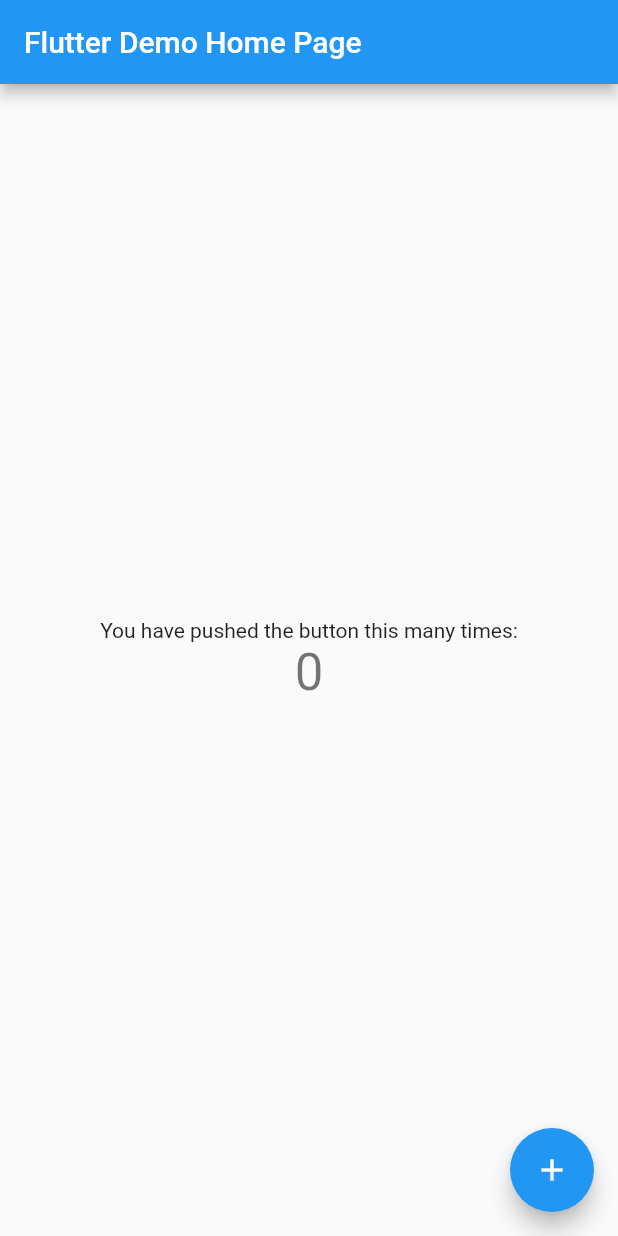
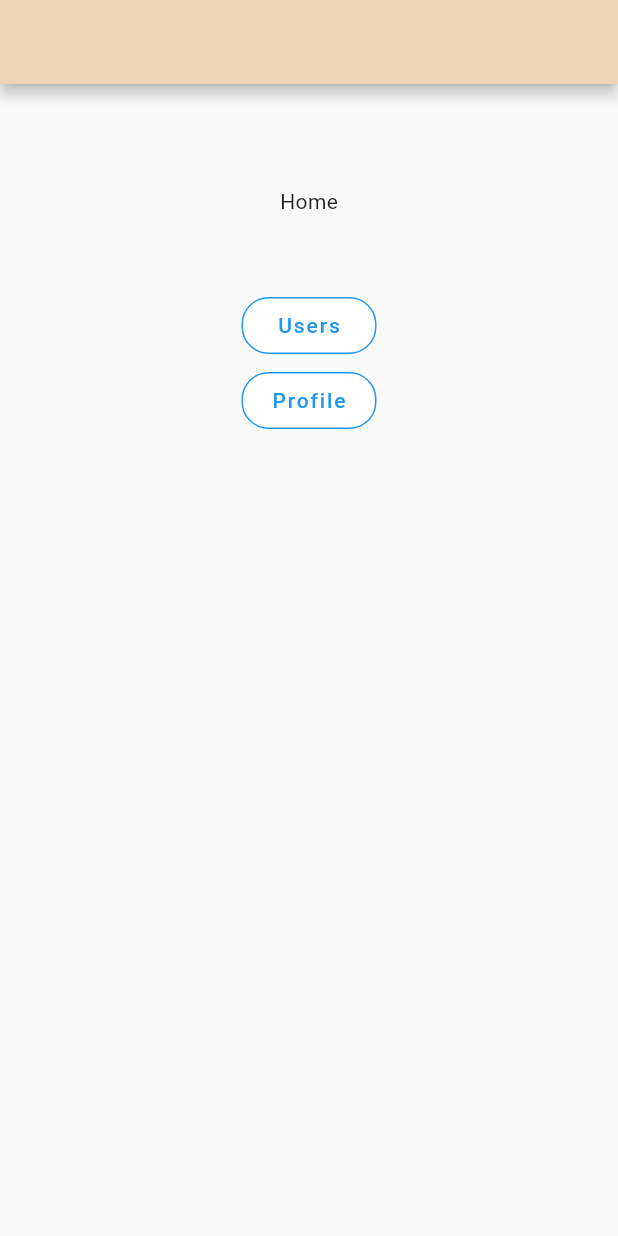
Before and after one commit to lachini/FlutterCourse, a Flutter app: the screen it shows after launch, on a phone screen of 412 x 824 dp. Run offline on Flutter 3.47's test engine with Material 2 defaults, Android fonts, the phone set to English and light mode, and no system bars; our stand-ins replace easy_localization.

Commit message:
Routes generated (#13)
Demo User App

```diff
--- /dev/null
+++ b/demo/assets/langs/de-DE.json
@@ -0,0 +1,6 @@
+{
+    "titles": {
+        "home" : "Home",
+        "first" : "First Screen"
+    }
+}
--- /dev/null
+++ b/demo/assets/langs/en-US.json
@@ -0,0 +1,6 @@
+{
+    "titles": {
+        "home" : "Home",
+        "first" : "First Screen"
+    }
+}
--- /dev/null
+++ b/demo/lib/commons/themes.dart
@@ -0,0 +1,164 @@
+import 'package:flutter/cupertino.dart';
+import 'package:flutter/material.dart';
+
+ThemeData primaryTheme = ThemeData(
+    brightness: Brightness.light,
+    visualDensity: VisualDensity(vertical: 0.5, horizontal: 0.5),
+    primarySwatch: MaterialColor(
+      0xFFF5E0C3,
+      <int, Color>{
+        50: Color(0x1aF5E0C3),
+        100: Color(0xa1F5E0C3),
+        200: Color(0xaaF5E0C3),
+        300: Color(0xafF5E0C3),
+        400: Color(0xffF5E0C3),
+        500: Color(0xffEDD5B3),
+        600: Color(0xffDEC29B),
+        700: Color(0xffC9A87C),
+        800: Color(0xffB28E5E),
+        900: Color(0xff936F3E)
+      },
+    ),
+    primaryColor: Color(0xffEDD5B3),
+    buttonTheme: ButtonThemeData(
+        //button themes
+        ),
+    toggleButtonsTheme: ToggleButtonsThemeData(
+        //toggle button theme
+        ),
+    buttonColor: Color(0xff936F3E),
+    secondaryHeaderColor: Colors.grey,
+    textSelectionColor: Color(0xffB5BFD3),
+    cursorColor: Color(0xff936F3E),
+    textSelectionHandleColor: Color(0xff936F3E),
+    backgroundColor: Color(0xff457BE0),
+    dialogBackgroundColor: Colors.white,
+    indicatorColor: Color(0xff457BE0),
+    hintColor: Colors.grey,
+    errorColor: Colors.red,
+    toggleableActiveColor: Color(0xff6D42CE),
+    textTheme: TextTheme(
+        //text themes that contrast with card and canvas
+        ),
+    primaryTextTheme: TextTheme(
+        //text theme that contrast with primary color
+        ),
+    accentTextTheme: TextTheme(
+        //text theme that contrast with accent Color
+        ),
+    inputDecorationTheme: InputDecorationTheme(
+        // default values for InputDecorator, TextField, and TextFormField
+        ),
+    iconTheme: IconThemeData(
+        //icon themes that contrast with card and canvas
+        ),
+    primaryIconTheme: IconThemeData(
+        //icon themes that contrast primary color
+        ),
+    accentIconTheme: IconThemeData(
+        //icon themes that contrast accent color
+        ),
+    sliderTheme: SliderThemeData(
+        // slider themes
+        ),
+    tabBarTheme: TabBarTheme(
+        // tab bat theme
+        ),
+    tooltipTheme: TooltipThemeData(
+        // tool tip theme
+        ),
+    cardTheme: CardTheme(
+        // card theme
+        ),
+    chipTheme: ChipThemeData(
+        backgroundColor: Color(0xff936F3E),
+        disabledColor: Color(0xaaF5E0C3),
+        shape: StadiumBorder(),
+        brightness: Brightness.light,
+        labelPadding: EdgeInsets.all(8),
+        labelStyle: TextStyle(),
+        padding: EdgeInsets.all(8),
+        secondaryLabelStyle: TextStyle(),
+        secondarySelectedColor: Colors.white38,
+        selectedColor: Colors.white
+        // chip theme
+        ),
+    platform: TargetPlatform.android,
+    materialTapTargetSize: MaterialTapTargetSize.padded,
+    applyElevationOverlayColor: true,
+    pageTransitionsTheme: PageTransitionsTheme(
+        //page transition theme
+        ),
+    appBarTheme: AppBarTheme(
+        //app bar theme
+        ),
+    bottomAppBarTheme: BottomAppBarTheme(
+        // bottom app bar theme
+        ),
+    colorScheme: ColorScheme(
+        primary: Color(0xffEDD5B3),
+        primaryVariant: Color(0x1aF5E0C3),
+        secondary: Color(0xffC9A87C),
+        secondaryVariant: Color(0xaaC9A87C),
+        brightness: Brightness.light,
+        background: Color(0xffB5BFD3),
+        error: Colors.red,
+        onBackground: Color(0xffB5BFD3),
+        onError: Colors.red,
+        onPrimary: Color(0xffEDD5B3),
+        onSecondary: Color(0xffC9A87C),
+        onSurface: Color(0xff457BE0),
+        surface: Color(0xff457BE0)),
+    snackBarTheme: SnackBarThemeData(
+        // snack bar theme
+        ),
+    dialogTheme: DialogTheme(
+        // dialog theme
+        ),
+    floatingActionButtonTheme: FloatingActionButtonThemeData(
+        // floating action button theme
+        ),
+    navigationRailTheme: NavigationRailThemeData(
+        // navigation rail theme
+        ),
+    typography: Typography.material2018(),
+    cupertinoOverrideTheme: CupertinoThemeData(
+        //cupertino theme
+        ),
+    bottomSheetTheme: BottomSheetThemeData(
+        //bottom sheet theme
+        ),
+    popupMenuTheme: PopupMenuThemeData(
+        //pop menu theme
+        ),
+    bannerTheme: MaterialBannerThemeData(
+        // material banner theme
+        ),
+    dividerTheme: DividerThemeData(
+        //divider, vertical divider theme
+        ),
+    buttonBarTheme: ButtonBarThemeData(
+        // button bar theme
+        ),
+    fontFamily: 'ROBOTO',
+    splashFactory: InkSplash.splashFactory);
+
+ThemeData darkTheme = ThemeData(
+  brightness: Brightness.dark,
+  visualDensity: VisualDensity(vertical: 0.5, horizontal: 0.5),
+  primarySwatch: MaterialColor(
+    0xFFF5E0C3,
+    <int, Color>{
+      50: Color(0x1a5D4524),
+      100: Color(0xa15D4524),
+      200: Color(0xaa5D4524),
+      300: Color(0xaf5D4524),
+      400: Color(0x1a483112),
+      500: Color(0xa1483112),
+      600: Color(0xaa483112),
+      700: Color(0xff483112),
+      800: Color(0xaf2F1E06),
+      900: Color(0xff2F1E06)
+    },
+  ),
+);
--- a/demo/lib/main.dart
+++ b/demo/lib/main.dart
@@ -1,113 +1,33 @@
+import 'package:demo/views/home.dart';
 import 'package:flutter/material.dart';
 
-void main() {
-  runApp(MyApp());
+import 'commons/route_generator.dart';
+import 'commons/themes.dart';
+import 'package:easy_localization/easy_localization.dart';
+
+void main() async {
+  WidgetsFlutterBinding.ensureInitialized();
+  await EasyLocalization.ensureInitialized();
+  runApp(
+    EasyLocalization(
+        supportedLocales: [Locale('en', 'US'), Locale('de', 'DE')],
+        path: 'assets/langs',
+        fallbackLocale: Locale('en', 'US'),
+        child: MyApp()),
+  );
 }
 
 class MyApp extends StatelessWidget {
-  // This widget is the root of your application.
   @override
   Widget build(BuildContext context) {
     return MaterialApp(
-      title: 'Flutter Demo',
-      theme: ThemeData(
-        // This is the theme of your application.
-        //
-        // Try running your application with "flutter run". You'll see the
-        // application has a blue toolbar. Then, without quitting the app, try
-        // changing the primarySwatch below to Colors.green and then invoke
-        // "hot reload" (press "r" in the console where you ran "flutter run",
-        // or simply save your changes to "hot reload" in a Flutter IDE).
-        // Notice that the counter didn't reset back to zero; the application
-        // is not restarted.
-        primarySwatch: Colors.blue,
-      ),
-      home: MyHomePage(title: 'Flutter Demo Home Page'),
-    );
+        title: 'Flutter Demo',
+        theme: primaryTheme,
+        localizationsDelegates: context.localizationDelegates,
+        supportedLocales: context.supportedLocales,
+        locale: context.locale,
+        initialRoute: '/',
+        onGenerateRoute: RouteGenerator.generateRoute,
+        home: HomePage(title: "Home"));
   }
 }
-
-class MyHomePage extends StatefulWidget {
-  MyHomePage({Key? key, required this.title}) : super(key: key);
-
-  // This widget is the home page of your application. It is stateful, meaning
-  // that it has a State object (defined below) that contains fields that affect
-  // how it looks.
-
-  // This class is the configuration for the state. It holds the values (in this
-  // case the title) provided by the parent (in this case the App widget) and
-  // used by the build method of the State. Fields in a Widget subclass are
-  // always marked "final".
-
-  final String title;
-
-  @override
-  _MyHomePageState createState() => _MyHomePageState();
-}
-
-class _MyHomePageState extends State<MyHomePage> {
-  int _counter = 0;
-
-  void _incrementCounter() {
-    setState(() {
-      // This call to setState tells the Flutter framework that something has
-      // changed in this State, which causes it to rerun the build method below
-      // so that the display can reflect the updated values. If we changed
-      // _counter without calling setState(), then the build method would not be
-      // called again, and so nothing would appear to happen.
-      _counter++;
-    });
-  }
-
-  @override
-  Widget build(BuildContext context) {
-    // This method is rerun every time setState is called, for instance as done
-    // by the _incrementCounter method above.
-    //
-    // The Flutter framework has been optimized to make rerunning build methods
-    // fast, so that you can just rebuild anything that needs updating rather
-    // than having to individually change instances of widgets.
-    return Scaffold(
-      appBar: AppBar(
-        // Here we take the value from the MyHomePage object that was created by
-        // the App.build method, and use it to set our appbar title.
-        title: Text(widget.title),
-      ),
-      body: Center(
-        // Center is a layout widget. It takes a single child and positions it
-        // in the middle of the parent.
-        child: Column(
-          // Column is also a layout widget. It takes a list of children and
-          // arranges them vertically. By default, it sizes itself to fit its
-          // children horizontally, and tries to be as tall as its parent.
-          //
-          // Invoke "debug painting" (press "p" in the console, choose the
-          // "Toggle Debug Paint" action from the Flutter Inspector in Android
-          // Studio, or the "Toggle Debug Paint" command in Visual Studio Code)
-          // to see the wireframe for each widget.
-          //
-          // Column has various properties to control how it sizes itself and
-          // how it positions its children. Here we use mainAxisAlignment to
-          // center the children vertically; the main axis here is the vertical
-          // axis because Columns are vertical (the cross axis would be
-          // horizontal).
-          mainAxisAlignment: MainAxisAlignment.center,
-          children: <Widget>[
-            Text(
-              'You have pushed the button this many times:',
-            ),
-            Text(
-              '$_counter',
-              style: Theme.of(context).textTheme.headline4,
-            ),
-          ],
-        ),
-      ),
-      floatingActionButton: FloatingActionButton(
-        onPressed: _incrementCounter,
-        tooltip: 'Increment',
-        child: Icon(Icons.add),
-      ), // This trailing comma makes auto-formatting nicer for build methods.
-    );
-  }
-}
--- /dev/null
+++ b/demo/lib/views/home.dart
@@ -0,0 +1,74 @@
+import 'package:flutter/material.dart';
+
+class HomePage extends StatefulWidget {
+  HomePage({Key? key, required this.title}) : super(key: key);
+
+  final String title;
+
+  @override
+  _HomePageState createState() => _HomePageState();
+}
+
+class _HomePageState extends State<HomePage> {
+  @override
+  Widget build(BuildContext context) {
+    return Scaffold(
+      appBar: AppBar(
+        title: Text(widget.title),
+      ),
+      body: Center(
+          child: Container(
+        padding: EdgeInsets.only(top: 55),
+        child: Column(
+          mainAxisAlignment: MainAxisAlignment.start,
+          children: <Widget>[
+            Container(
+              padding: EdgeInsets.only(top: 15, bottom: 50),
+              child: Text(
+                'Home',
+              ),
+            ),
+            FlatButton(
+              shape: RoundedRectangleBorder(
+                  borderRadius: BorderRadius.circular(18.0),
+                  side: BorderSide(color: Colors.blue)),
+              color: Colors.white,
+              textColor: Colors.blue,
+              padding: EdgeInsets.all(8.0),
+              onPressed: () {
+                Navigator.pushNamed(context, '/users');
+              },
+              child: Text(
+                "Users",
+                style: TextStyle(
+                  fontSize: 14.0,
+                ),
+              ),
+            ),
+            FlatButton(
+              shape: RoundedRectangleBorder(
+                  borderRadius: BorderRadius.circular(18.0),
+                  side: BorderSide(color: Colors.blue)),
+              color: Colors.white,
+              textColor: Colors.blue,
+              padding: EdgeInsets.all(8.0),
+              onPressed: () {
+                Navigator.of(context).pushNamed(
+                  '/profile',
+                  arguments:
+                      "Second Page", //This is really importan. Here you should pass every parameter as arguments
+                );
+              },
+              child: Text(
+                "Profile",
+                style: TextStyle(
+                  fontSize: 14.0,
+                ),
+              ),
+            ),
+          ],
+        ),
+      )),
+    );
+  }
+}
--- a/demo/pubspec.yaml
+++ b/demo/pubspec.yaml
@@ -28,11 +28,12 @@
   # The following adds the Cupertino Icons font to your application.
   # Use with the CupertinoIcons class for iOS style icons.
   cupertino_icons: ^1.0.2
-  easy_localization: ^3.0.0
+
 
 dev_dependencies:
   flutter_test:
     sdk: flutter
+  easy_localization: ^3.0.0
 
 # For information on the generic Dart part of this file, see the
 # following page: https://dart.dev/tools/pub/pubspec
@@ -49,6 +50,8 @@
   # assets:
   #   - images/a_dot_burr.jpeg
   #   - images/a_dot_ham.jpeg
+  assets:
+    - assets/langs/
 
   # An image asset can refer to one or more resolution-specific "variants", see
   # https://flutter.dev/assets-and-images/#resolution-aware.
```
Also changed, not shown: demo/lib/commons/route_generator.dart (added, +38 -0 lines), demo/lib/views/user_profile.dart (added, +32 -0 lines), demo/lib/views/users.dart (added, +32 -0 lines), demo/pubspec.lock.
